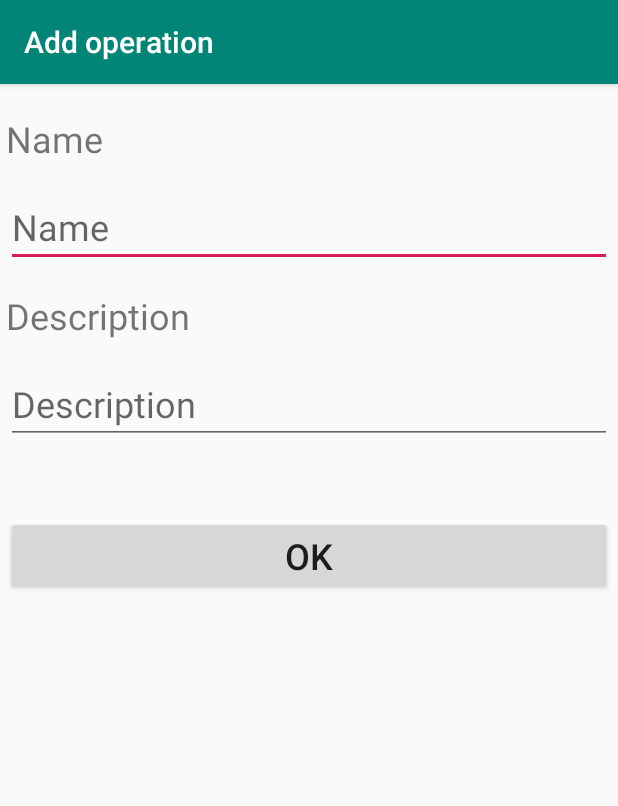
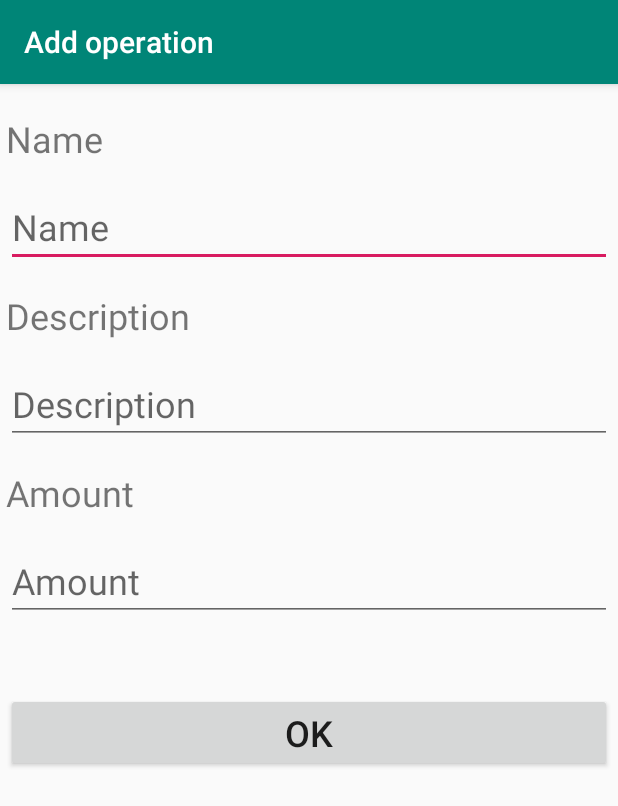
Before and after one commit to Chester095/Budget3, an Android app: the screen it shows after launch (AddEditActivity), after a tap on an icon or button, on a phone screen of 412 x 824 dp. Shown: the top 806 px of the screen. Run offline under Robolectric (Android 15) with nearby library versions, the phone set to English and light mode, and no system bars; our stand-ins replace Room's generated code, data binding; 3 statements that could not run were skipped.

Commit message:
Добавил Amount как текстовую переменную

```diff
--- a/app/src/main/java/com/example/budget3/model/Operation.java
+++ b/app/src/main/java/com/example/budget3/model/Operation.java
@@ -23,19 +23,19 @@ public class Operation extends BaseObservable {
     private String operationDescription;
     @ColumnInfo(name = "bill_id")
     private int billId;
-//    @ColumnInfo(name = "operation_amount")
-//    private String operationAmount;
+    @ColumnInfo(name = "operation_amount")
+    private String operationAmount;
 
     @Ignore
     public Operation() {
     }
 
-    public Operation(int operationId, String operationName, String operationDescription, int billId/*, String operationAmount*/) {
+    public Operation(int operationId, String operationName, String operationDescription, int billId, String operationAmount) {
         this.operationId = operationId;
         this.operationName = operationName;
         this.operationDescription = operationDescription;
         this.billId = billId;
-//        this.operationAmount = operationAmount;
+        this.operationAmount = operationAmount;
     }
 
     @Bindable
@@ -78,12 +78,11 @@ public class Operation extends BaseObservable {
         notifyPropertyChanged(BR.billId);
     }
 
-/*    public String getOperationAmount() {
-        return operationAmount;
-    }
+    @Bindable
+    public String getOperationAmount() { return operationAmount; }
 
     public void setOperationAmount(String OperationAmount) {
         this.operationAmount = OperationAmount;
-//        notifyPropertyChanged(BR.am);
-    }*/
+        notifyPropertyChanged(BR.operationAmount);
+    }
 }
--- a/app/src/main/java/com/example/budget3/model/OperationsDatabase.java
+++ b/app/src/main/java/com/example/budget3/model/OperationsDatabase.java
@@ -63,55 +63,55 @@ public abstract class OperationsDatabase extends RoomDatabase {
             Operation operation1 = new Operation();
             operation1.setOperationName("Bad Boys for Life");
             operation1.setOperationDescription("The Bad Boys Mike Lowrey and Marcus.");
-//            operation1.setOperationAmount("15351");
+            operation1.setOperationAmount("15351");
             operation1.setBillId(1);
 
             Operation operation2 = new Operation();
             operation2.setOperationName("Parasite");
             operation2.setOperationDescription("All unemployed, Ki-taek and his fam.");
-//            operation2.setOperationAmount("81651");
+            operation2.setOperationAmount("81651");
             operation2.setBillId(1);
 
             Operation operation3 = new Operation();
             operation3.setOperationName(" Once Upon a Time... in Hollywood");
             operation3.setOperationDescription("A faded television actor and his st.");
-//            operation3.setOperationAmount("338457");
+            operation3.setOperationAmount("338457");
             operation3.setBillId(1);
 
             Operation operation4 = new Operation();
             operation4.setOperationName("You");
             operation4.setOperationDescription("A dangerously charming, intensely o.");
-//            operation4.setOperationAmount("32151");
+            operation4.setOperationAmount("32151");
             operation4.setBillId(2);
 
             Operation operation5 = new Operation();
             operation5.setOperationName("Little Women");
             operation5.setOperationDescription("Jo March reflects back and forth on.");
-//            operation5.setOperationAmount("87954");
+            operation5.setOperationAmount("87954");
             operation5.setBillId(2);
 
             Operation operation6 = new Operation();
             operation6.setOperationName("Vikings");
             operation6.setOperationDescription("Vikings transports us to the brutal.");
-//            operation6.setOperationAmount("3453");
+            operation6.setOperationAmount("3453");
             operation6.setBillId(2);
 
             Operation operation7 = new Operation();
             operation7.setOperationName("1917");
             operation7.setOperationDescription("Two young British soldiers during t.");
-//            operation7.setOperationAmount("456");
+            operation7.setOperationAmount("456");
             operation7.setBillId(3);
 
             Operation operation8 = new Operation();
             operation8.setOperationName("The Witcher");
             operation8.setOperationDescription("Geralt of Rivia, a solitary monster.");
-//            operation8.setOperationAmount("3");
+            operation8.setOperationAmount("3");
             operation8.setBillId(3);
 
             Operation operation9 = new Operation();
             operation9.setOperationName("The Outsider");
             operation9.setOperationDescription("Investigators are confounded over a.");
-//            operation9.setOperationAmount("5678");
+            operation9.setOperationAmount("5678");
             operation9.setBillId(3);
 
             operationDao.insert(operation1);
--- a/app/src/main/java/com/example/budget3/viewmodel/MainActivityViewModel.java
+++ b/app/src/main/java/com/example/budget3/viewmodel/MainActivityViewModel.java
@@ -36,11 +36,9 @@ public class MainActivityViewModel extends AndroidViewModel {
     public void addNewOperation(Operation operation) {
         appRepository.insertOperation(operation);
     }
-
     public void updateOperation(Operation operation) {
         appRepository.updateOperation(operation);
     }
-
     public void deleteOperation(Operation operation) {
         appRepository.deleteOperation(operation);
     }
--- a/app/src/main/res/layout/activity_add_edit.xml
+++ b/app/src/main/res/layout/activity_add_edit.xml
@@ -56,6 +56,23 @@
             android:layout_width="match_parent"
             android:layout_height="wrap_content"/>
 
+        <TextView
+            android:id="@+id/OperationAmountTextView"
+            android:text="Amount"
+            android:layout_marginTop="16dp"
+            android:textSize="24sp"
+            android:layout_width="match_parent"
+            android:layout_height="wrap_content"/>
+
+        <EditText
+            android:id="@+id/OperationAmountEditText"
+            android:hint="Amount"
+            android:text="@={operation.OperationAmount}"
+            android:layout_marginTop="16dp"
+            android:textSize="24sp"
+            android:layout_width="match_parent"
+            android:layout_height="wrap_content"/>
+
 
         <Button
             android:id="@+id/okButton"
--- a/app/src/main/res/layout/operation_list_item.xml
+++ b/app/src/main/res/layout/operation_list_item.xml
@@ -44,7 +44,7 @@
                     android:layout_gravity="center"
                     android:layout_weight="0"
                     android:gravity="right"
-                    android:text="Amoun"
+                    android:text="@{operation.OperationAmount}"
                     android:textSize="16sp"
                     android:textStyle="italic" />
 
```
Also changed, not shown: app/src/main/java/com/example/budget3/AddEditActivity.java (+5 -6 lines), app/src/main/java/com/example/budget3/MainActivity.java (+4 -5 lines), 1 other file.
